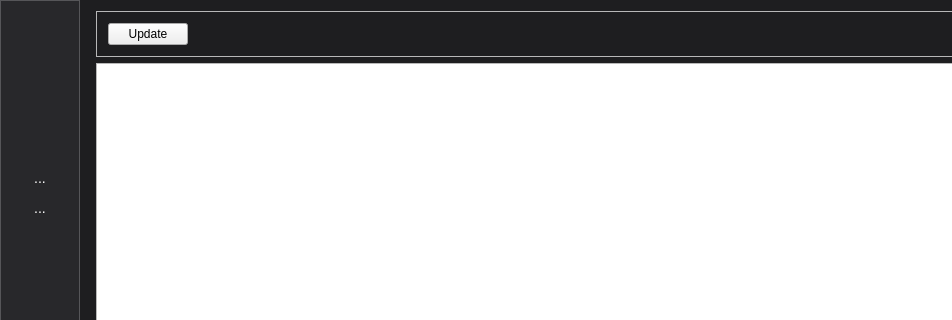
First picture: the form in MainWindow.ui, repository deltaxrobot/Delta-X-Software, before the edit; both pictures show x 0 to 952 and y 0 to 320 of the 1200 by 700 pixel window.
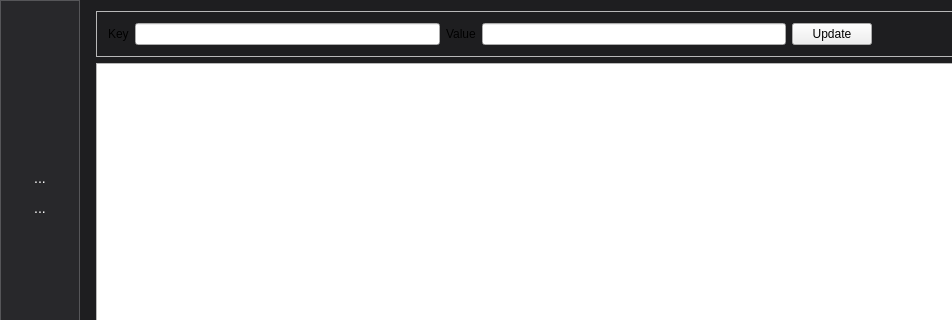
Second picture: the form after the edit. The open tabs and pages were chosen to show the change. Icons and pictures are not drawn.

```diff
--- a/MainWindow.ui
+++ b/MainWindow.ui
@@ -743,6 +743,26 @@
                  <enum>QFrame::Raised</enum>
                 </property>
                 <layout class="QHBoxLayout" name="horizontalLayout_14">
+                 <item>
+                  <widget class="QLabel" name="label_12">
+                   <property name="text">
+                    <string>Key</string>
+                   </property>
+                  </widget>
+                 </item>
+                 <item>
+                  <widget class="QLineEdit" name="leUpdateKey"/>
+                 </item>
+                 <item>
+                  <widget class="QLabel" name="label_13">
+                   <property name="text">
+                    <string>Value</string>
+                   </property>
+                  </widget>
+                 </item>
+                 <item>
+                  <widget class="QLineEdit" name="leUpdateValue"/>
+                 </item>
                  <item>
                   <widget class="QPushButton" name="pbUpdateVarDisplay">
                    <property name="text">
```
Left out of the diff: 6 changed lines with no effect on the pictures.
